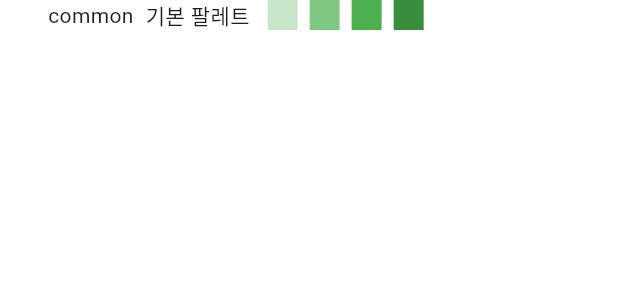
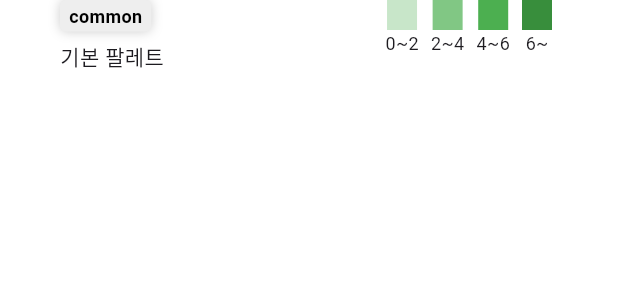
Before and after one commit to pomodak/pomodak-flutter, a Flutter app: the HeatMapPaletteTip widget shown alone on an empty page, opened directly, on a phone screen of 412 x 824 dp. Shown: the top 300 px of the screen. Run offline on Flutter 3.47's test engine with Material 3 defaults, Android fonts, the phone set to English and light mode, and no system bars; drawn by our look-alikes of loader_overlay; our stand-ins replace another_flushbar, awesome_bottom_bar, confetti, dio, flutter_dotenv, flutter_local_notifications and 16 more; missing offline and left inert: kakao_flutter_sdk_user; accounts and stored records are empty; network calls fail.

Commit message:
Enhance heatmap colorTip with gradeBadge and color sets value text

```diff
--- a/lib/config/constants/heatmap_color.dart
+++ b/lib/config/constants/heatmap_color.dart
@@ -2,4 +2,9 @@ import 'package:flutter/material.dart';
 
 class HeatMapColor {
   static const Color defaultColor = Color(0xFFF8F9FA);
+
+  static Color defaultLightColor = Colors.green.shade100;
+  static Color defaultNormalColor = Colors.green.shade300;
+  static Color defaultDarkColor = Colors.green.shade500;
+  static Color defaultDarkerColor = Colors.green.shade700;
 }
--- /dev/null
+++ b/lib/views/screens/main/user_screen/widgets/heatmap/heatmap_grade_badge.dart
@@ -0,0 +1,52 @@
+import 'package:flutter/material.dart';
+import 'package:pomodak/models/domain/palette_model.dart';
+
+class HeatMapGradeBadge extends StatelessWidget {
+  final PaletteGrade grade;
+
+  const HeatMapGradeBadge({
+    super.key,
+    required this.grade,
+  });
+
+  @override
+  Widget build(BuildContext context) {
+    return Container(
+      padding: const EdgeInsets.symmetric(horizontal: 6, vertical: 2),
+      decoration: BoxDecoration(
+        color: _getBackgroundColor(grade),
+        borderRadius: BorderRadius.circular(4),
+        boxShadow: [
+          BoxShadow(blurRadius: 6, color: Colors.black.withOpacity(0.2))
+        ],
+      ),
+      child: Text(
+        grade.toString().split('.').last,
+        style: TextStyle(
+          fontSize: 12,
+          fontWeight: FontWeight.bold,
+          color: _getTextColor(grade),
+        ),
+      ),
+    );
+  }
+
+  Color _getBackgroundColor(PaletteGrade grade) {
+    switch (grade) {
+      case PaletteGrade.common:
+        return Colors.grey.shade200;
+      case PaletteGrade.rare:
+        return Colors.blue.shade500;
+      case PaletteGrade.epic:
+        return Colors.purple.shade500;
+      case PaletteGrade.legendary:
+        return Colors.red.shade500;
+      default:
+        return Colors.grey;
+    }
+  }
+
+  Color _getTextColor(PaletteGrade grade) {
+    return grade == PaletteGrade.common ? Colors.black : Colors.white;
+  }
+}
--- a/lib/views/screens/main/user_screen/widgets/heatmap/heatmap_palette_tip.dart
+++ b/lib/views/screens/main/user_screen/widgets/heatmap/heatmap_palette_tip.dart
@@ -1,7 +1,10 @@
+import 'package:flutter/cupertino.dart';
 import 'package:flutter/material.dart';
 import 'package:flutter/widgets.dart';
+import 'package:pomodak/config/constants/heatmap_color.dart';
 import 'package:pomodak/models/domain/palette_model.dart';
 import 'package:pomodak/utils/color_util.dart';
+import 'package:pomodak/views/screens/main/user_screen/widgets/heatmap/heatmap_grade_badge.dart';
 
 class HeatMapPaletteTip extends StatelessWidget {
   final PaletteModel? palette;
@@ -13,23 +16,28 @@ class HeatMapPaletteTip extends StatelessWidget {
 
   @override
   Widget build(BuildContext context) {
-    return Row(
+    return Padding(
+      padding: const EdgeInsets.symmetric(horizontal: 40),
+      child: Row(
+        crossAxisAlignment: CrossAxisAlignment.start,
+        mainAxisAlignment: MainAxisAlignment.spaceBetween,
+        children: [
+          Column(
             crossAxisAlignment: CrossAxisAlignment.start,
             children: [
-        const SizedBox(width: 32),
-        Text(
-          '${palette?.grade ?? "common"}',
-          style: const TextStyle(
-            fontSize: 14,
+              HeatMapGradeBadge(grade: palette?.grade ?? PaletteGrade.common),
+              const SizedBox(height: 6),
+              palette != null
+                  ? Text(
+                      '${palette?.name} 팔레트',
+                      style: const TextStyle(fontSize: 12),
+                    )
+                  : const Text("기본 팔레트"),
+            ],
           ),
+          _PaletteDisplay(palette: palette),
+        ],
       ),
-        const SizedBox(width: 8),
-        palette != null ? Text('${palette?.name} 팔레트') : const Text("기본 팔레트"),
-        const SizedBox(width: 8),
-        _PaletteDisplay(
-          palette: palette,
-        ),
-      ],
     );
   }
 }
@@ -43,25 +51,54 @@ class _PaletteDisplay extends StatelessWidget {
     return Row(
       mainAxisAlignment: MainAxisAlignment.center,
       children: [
-        for (var color in [
-          palette?.lightColor != null
+        for (var item in [
+          HeatMapPaletteTipItem(
+            color: palette?.lightColor != null
                 ? Color(HexColor.fromHex(palette?.lightColor as String))
-              : Colors.green.shade100,
-          palette?.normalColor != null
+                : HeatMapColor.defaultLightColor,
+            text: "0~2",
+          ),
+          HeatMapPaletteTipItem(
+            color: palette?.normalColor != null
                 ? Color(HexColor.fromHex(palette?.normalColor as String))
-              : Colors.green.shade300,
-          palette?.darkColor != null
+                : HeatMapColor.defaultNormalColor,
+            text: "2~4",
+          ),
+          HeatMapPaletteTipItem(
+            color: palette?.darkColor != null
                 ? Color(HexColor.fromHex(palette?.darkColor as String))
-              : Colors.green.shade500,
-          palette?.darkerColor != null
+                : HeatMapColor.defaultDarkColor,
+            text: "4~6",
+          ),
+          HeatMapPaletteTipItem(
+            color: palette?.darkerColor != null
                 ? Color(HexColor.fromHex(palette?.darkerColor as String))
-              : Colors.green.shade700,
+                : HeatMapColor.defaultDarkerColor,
+            text: "6~",
+          ),
         ])
           Padding(
             padding: const EdgeInsets.symmetric(horizontal: 4),
-            child: Container(color: color, width: 20, height: 20),
+            child: Column(
+              children: [
+                Container(color: item.color, width: 20, height: 20),
+                item.text != null
+                    ? Text(
+                        item.text!,
+                        style: const TextStyle(fontSize: 12),
+                      )
+                    : const SizedBox()
+              ],
+            ),
           ),
       ],
     );
   }
 }
+
+class HeatMapPaletteTipItem {
+  final Color color;
+  final String? text;
+
+  const HeatMapPaletteTipItem({required this.color, this.text});
+}
--- a/lib/views/screens/main/user_screen/widgets/user_heatmap.dart
+++ b/lib/views/screens/main/user_screen/widgets/user_heatmap.dart
@@ -36,16 +36,16 @@ class UserHeatMap extends StatelessWidget {
           size: 32,
           colorsets: {
             1: palette != null
-                ? Color(HexColor.fromHex(palette.lightColor))
+                ? Color(HexColor.fromHex(palette.lightColor)) // 0 ~ 2 시간
                 : Colors.green.shade100,
-            3600: palette != null
-                ? Color(HexColor.fromHex(palette.normalColor))
+            7200: palette != null
+                ? Color(HexColor.fromHex(palette.normalColor)) // 2 ~ 4 시간
                 : Colors.green.shade300,
-            10800: palette != null
-                ? Color(HexColor.fromHex(palette.darkColor))
+            14400: palette != null
+                ? Color(HexColor.fromHex(palette.darkColor)) // 4 ~ 6 시간
                 : Colors.green.shade500,
-            18000: palette != null
-                ? Color(HexColor.fromHex(palette.darkerColor))
+            21600: palette != null
+                ? Color(HexColor.fromHex(palette.darkerColor)) // 6 ~ 8 시간
                 : Colors.green.shade700,
           },
           onClick: (value) {
```
Also changed, not shown: 1 other file. Lines whose indentation alone changed are shown as unchanged.
